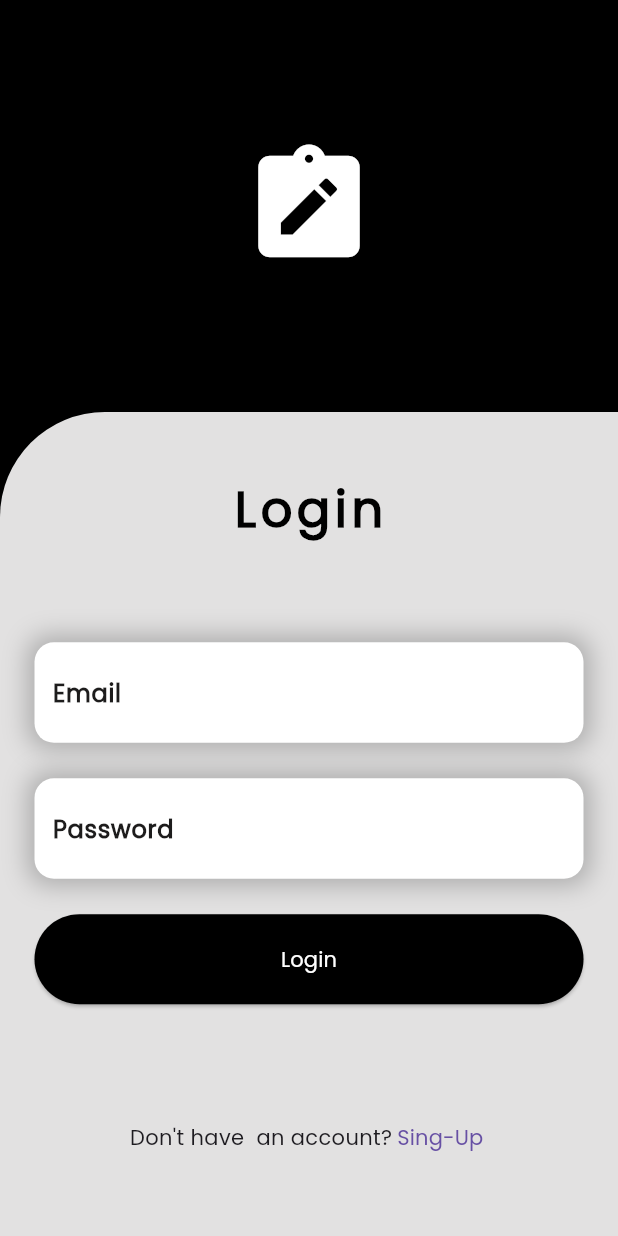
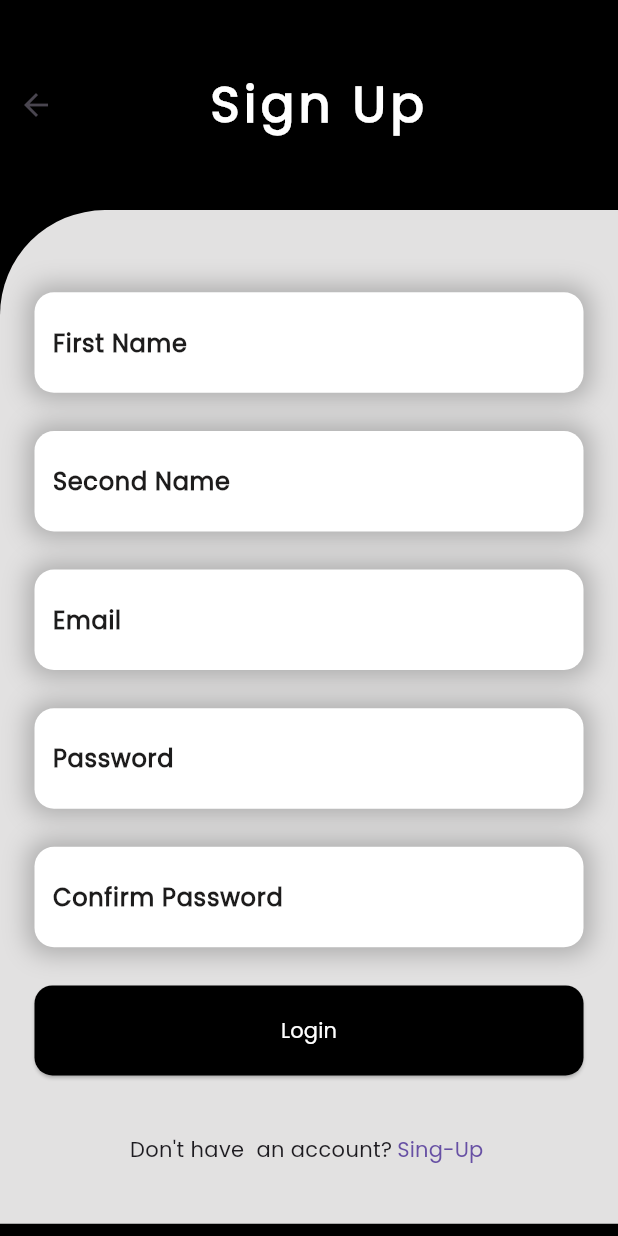
Before and after one commit to akhil-bhaskaran/DepTrack, a Flutter app: the screen it shows after launch, after a tap on "Sing-Up", on a phone screen of 412 x 824 dp. Run offline on Flutter 3.47's test engine with Material 3 defaults, Android fonts, the phone set to English and light mode, and no system bars.

Commit message:
Sign Up page

```diff
--- a/lib/components/elv_button.dart
+++ b/lib/components/elv_button.dart
@@ -1,7 +1,8 @@
 import 'package:flutter/material.dart';
 
 class ElvButton extends StatelessWidget {
-  const ElvButton({super.key, required this.txt});
+  const ElvButton({super.key, required this.txt, required this.onpressed});
+  final void Function() onpressed;
   final String txt;
   @override
   Widget build(BuildContext context) {
@@ -9,9 +10,11 @@ class ElvButton extends StatelessWidget {
         height: 60,
         width: double.maxFinite,
         child: ElevatedButton(
-            style: ButtonStyle(
+            style: const ButtonStyle(
+                shape: WidgetStatePropertyAll(RoundedRectangleBorder(
+                    borderRadius: BorderRadius.all(Radius.circular(12)))),
                 backgroundColor: WidgetStatePropertyAll(Colors.black)),
-            onPressed: () {},
+            onPressed: onpressed,
             child: Text(
               txt,
               style: const TextStyle(
--- a/lib/pages/login_page.dart
+++ b/lib/pages/login_page.dart
@@ -1,6 +1,8 @@
 import 'package:flutter/material.dart';
 import 'package:pattip/components/elv_button.dart';
 import 'package:pattip/components/txt_feild.dart';
+import 'package:pattip/pages/home_page.dart';
+import 'package:pattip/pages/sing_up.dart';
 
 class LoginPage extends StatelessWidget {
   const LoginPage({super.key});
@@ -43,7 +45,7 @@ class LoginPage extends StatelessWidget {
                 SizedBox(
                   width: double.maxFinite,
                   height: MediaQuery.of(context).size.height * .35,
-                  child: const Column(
+                  child: Column(
                     mainAxisAlignment: MainAxisAlignment.spaceEvenly,
                     children: [
                       TxtFeild(hintText: 'Email'),
@@ -52,6 +54,13 @@ class LoginPage extends StatelessWidget {
                         isOb: true,
                       ),
                       ElvButton(
+                        onpressed: () {
+                          Navigator.pushReplacement(context, MaterialPageRoute(
+                            builder: (context) {
+                              return HomePage();
+                            },
+                          ));
+                        },
                         txt: 'Login',
                       )
                     ],
@@ -65,7 +74,11 @@ class LoginPage extends StatelessWidget {
                         style: const ButtonStyle(
                             padding: WidgetStatePropertyAll(
                                 EdgeInsets.symmetric(horizontal: 0))),
-                        onPressed: () {},
+                        onPressed: () => Navigator.push(
+                            context,
+                            MaterialPageRoute(
+                              builder: (context) => SingUp(),
+                            )),
                         child: const Text(
                           'Sing-Up',
                         ))
--- a/lib/pages/sing_up.dart
+++ b/lib/pages/sing_up.dart
@@ -0,0 +1,100 @@
+import 'package:flutter/material.dart';
+import 'package:pattip/components/elv_button.dart';
+import 'package:pattip/components/txt_feild.dart';
+import 'package:pattip/pages/home_page.dart';
+
+class SingUp extends StatelessWidget {
+  const SingUp({super.key});
+
+  @override
+  Widget build(BuildContext context) {
+    return Scaffold(
+      backgroundColor: Colors.black,
+      body: ListView(
+        children: [
+          SizedBox(
+            width: MediaQuery.of(context).size.width,
+            height: MediaQuery.of(context).size.height * .17,
+            child: Center(
+                child: Row(
+              mainAxisAlignment: MainAxisAlignment.spaceBetween,
+              children: [
+                IconButton(
+                    onPressed: () {
+                      Navigator.pop(context);
+                    },
+                    icon: Icon(Icons.arrow_back)),
+                const Text(
+                  "Sign Up",
+                  style: TextStyle(
+                      color: Color.fromARGB(255, 255, 255, 255),
+                      fontSize: 33,
+                      fontWeight: FontWeight.bold,
+                      letterSpacing: 3),
+                ),
+                SizedBox(
+                  width: 37,
+                )
+              ],
+            )),
+          ),
+          Container(
+            padding: const EdgeInsets.symmetric(horizontal: 23),
+            width: MediaQuery.of(context).size.width,
+            height: MediaQuery.of(context).size.height * .82,
+            decoration: const BoxDecoration(
+                color: Color.fromARGB(255, 226, 225, 225),
+                borderRadius: BorderRadius.only(topLeft: Radius.circular(70))),
+            child: Column(
+              mainAxisAlignment: MainAxisAlignment.spaceEvenly,
+              children: [
+                SizedBox(
+                  height: 4,
+                ),
+                TxtFeild(hintText: 'First Name'),
+                TxtFeild(hintText: 'Second Name'),
+                TxtFeild(hintText: 'Email'),
+                TxtFeild(
+                  hintText: 'Password',
+                  isOb: true,
+                ),
+                TxtFeild(
+                  hintText: 'Confirm Password',
+                  isOb: true,
+                ),
+                ElvButton(
+                  onpressed: () {
+                    Navigator.pushReplacement(context, MaterialPageRoute(
+                      builder: (context) {
+                        return HomePage();
+                      },
+                    ));
+                  },
+                  txt: 'Login',
+                ),
+                Row(
+                  mainAxisAlignment: MainAxisAlignment.center,
+                  children: [
+                    const Text("Don't have  an account?"),
+                    TextButton(
+                        style: const ButtonStyle(
+                            padding: WidgetStatePropertyAll(
+                                EdgeInsets.symmetric(horizontal: 0))),
+                        onPressed: () => Navigator.push(
+                            context,
+                            MaterialPageRoute(
+                              builder: (context) => SingUp(),
+                            )),
+                        child: const Text(
+                          'Sing-Up',
+                        ))
+                  ],
+                )
+              ],
+            ),
+          ),
+        ],
+      ),
+    );
+  }
+}
```
